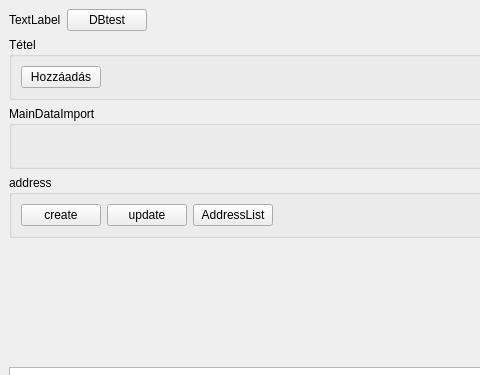
The window that mvp/views/mainwindow.ui (horvathzoltan/biovitality) describes before a commit, drawn with Qt 5; both pictures show x 0 to 480 and y 0 to 375 of the 986 by 568 pixel window.
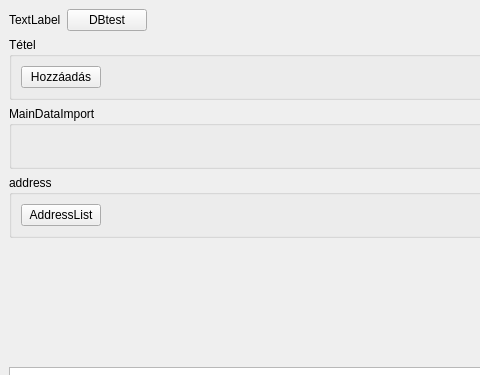
The same window after the commit.

What changed in the file:
```diff
--- a/mvp/views/mainwindow.ui
+++ b/mvp/views/mainwindow.ui
@@ -138,20 +138,6 @@
        <string>address</string>
       </property>
       <layout class="QHBoxLayout" name="horizontalLayout_5">
-       <item>
-        <widget class="QPushButton" name="pushButton_AddressCreate">
-         <property name="text">
-          <string>create</string>
-         </property>
-        </widget>
-       </item>
-       <item>
-        <widget class="QPushButton" name="pushButton_AddressUpdate">
-         <property name="text">
-          <string>update</string>
-         </property>
-        </widget>
-       </item>
        <item>
         <widget class="QPushButton" name="pushButton_AddressList">
          <property name="text">
```
